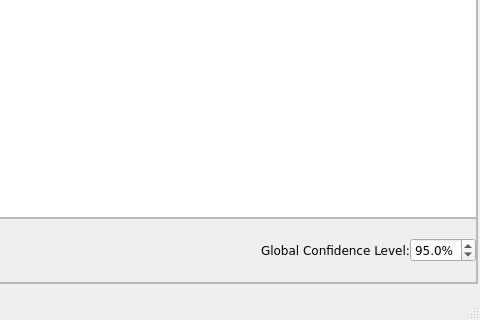
Before: the Qt Designer form meta.ui in bwallace/OpenMeta-analyst-, drawn with Qt 5; both pictures show x 520 to 1000 and y 298 to 618 of the 1000 by 618 pixel window.
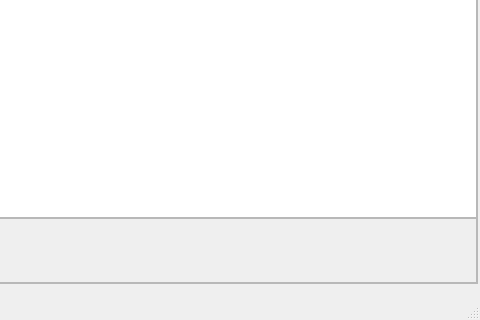
After: the same form once the commit is applied. Icons and pictures are not drawn.

Commit message: final touches on generic effect and se, and changing conf level i.e. issue # 220 and # 214

What changed in the file:
```diff
--- a/meta.ui
+++ b/meta.ui
@@ -442,37 +442,7 @@
              </spacer>
             </item>
             <item>
-             <layout class="QHBoxLayout" name="ci_layot">
-              <item>
-               <widget class="QLabel" name="global_conf_level_lbl">
-                <property name="text">
-                 <string>Global Confidence Level:</string>
-                </property>
-               </widget>
-              </item>
-              <item>
-               <widget class="QDoubleSpinBox" name="global_ci_spinbox">
-                <property name="suffix">
-                 <string>%</string>
-                </property>
-                <property name="decimals">
-                 <number>1</number>
-                </property>
-                <property name="minimum">
-                 <double>50.000000000000000</double>
-                </property>
-                <property name="maximum">
-                 <double>99.900000000000006</double>
-                </property>
-                <property name="singleStep">
-                 <double>0.100000000000000</double>
-                </property>
-                <property name="value">
-                 <double>95.000000000000000</double>
-                </property>
-               </widget>
-              </item>
-             </layout>
+             <layout class="QHBoxLayout" name="ci_layot"/>
             </item>
            </layout>
           </widget>
```
Left out of the diff: 6 changed lines with no effect on the pictures. The commit also changes 8 other files.
